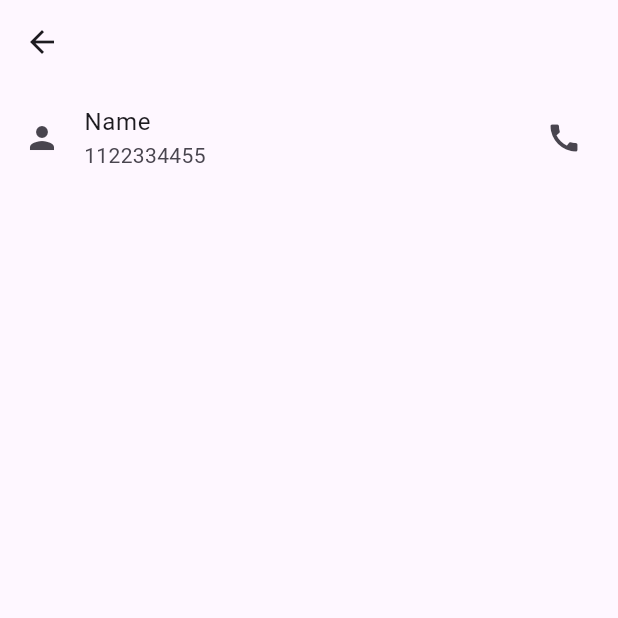
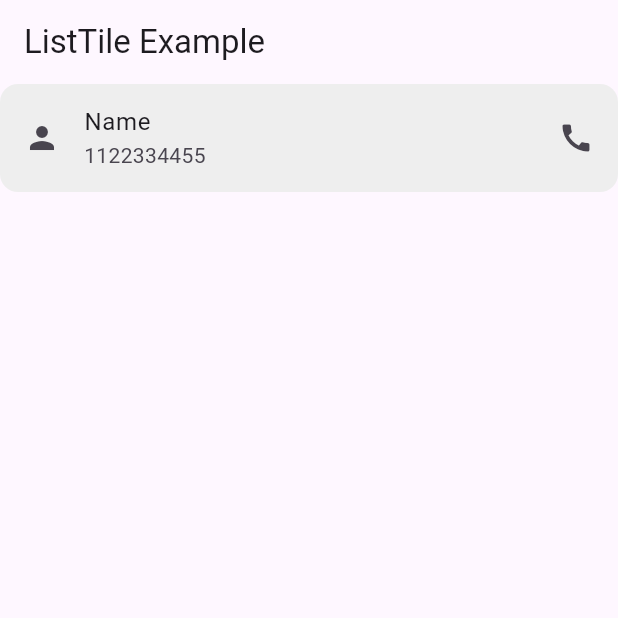
Before and after one commit to moritejas/flutter_widgets, a Flutter app: the ListTileComponent screen opened directly, on a phone screen of 412 x 824 dp, the top half of it. Run offline on Flutter 3.47's test engine with Material 3 defaults, Android fonts, the phone set to English and light mode, and no system bars; our stand-ins replace audioplayers, badges, barcode_widget, cached_network_image, carousel_slider, expandable and 16 more; missing offline and left inert: pdfx, swipeable_card_stack.

Commit message:
import 'package:flutter/material.dart'; with Properties

```diff
--- a/lib/Component/List Tile/listtile.dart
+++ b/lib/Component/List Tile/listtile.dart
@@ -7,14 +7,33 @@ class ListTileComponent extends StatelessWidget {
   Widget build(BuildContext context) {
     return Scaffold(
       appBar: AppBar(
+        title: const Text("ListTile Example"),
       ),
-      body: const ListTile(
-        title: Text("Name"),
-        trailing: Icon(Icons.call),
-        leading: Icon(Icons.person),
-        subtitle: Text("1122334455"),
-      )
-
+      body: ListTile(
+        leading: const Icon(Icons.person), // Leading icon on the left
+        title: const Text("Name"), // Main title of the ListTile
+        subtitle: const Text("1122334455"), // Subtitle under the title
+        trailing: const Icon(Icons.call), // Icon at the end (right side)
+        isThreeLine: false, // Whether the ListTile has three lines of content
+        dense: false, // If true, the tile will be compact
+        contentPadding: const EdgeInsets.symmetric(horizontal: 16.0), // Padding around the ListTile
+        enabled: true, // If false, the ListTile is disabled and can't be tapped
+        selected: false, // If true, it highlights the ListTile (e.g., blue in color)
+        onTap: () {
+          // Action when the ListTile is tapped
+          print("ListTile tapped");
+        },
+        onLongPress: () {
+          // Action when the ListTile is long pressed
+          print("ListTile long pressed");
+        },
+        tileColor: Colors.grey[200], // Background color of the tile
+        shape: RoundedRectangleBorder( // Shape of the tile's border
+          borderRadius: BorderRadius.circular(12.0),
+        ),
+        visualDensity: VisualDensity.adaptivePlatformDensity, // Density of the widget on different platforms
+        horizontalTitleGap: 16.0, // Horizontal space between title and subtitle
+      ),
     );
   }
 }
--- a/lib/main.dart
+++ b/lib/main.dart
@@ -8,6 +8,7 @@ import 'Component/Grid View/grid_view.dart';
 import 'Component/Image/image.dart';
 import 'Component/Index Stack/index_stack.dart';
 import 'Component/Language Selector/language_selector.dart';
+import 'Component/List Tile/listtile.dart';
 
 
 void main() {
@@ -23,7 +24,7 @@ class MyApp extends StatelessWidget {
     return const GetMaterialApp(
       debugShowCheckedModeBanner: false,
       title: 'Flutter Demo',
-      home: LanguageSelectorComponent(),
+      home: ListTileComponent(),
     );
   }
 }
```
